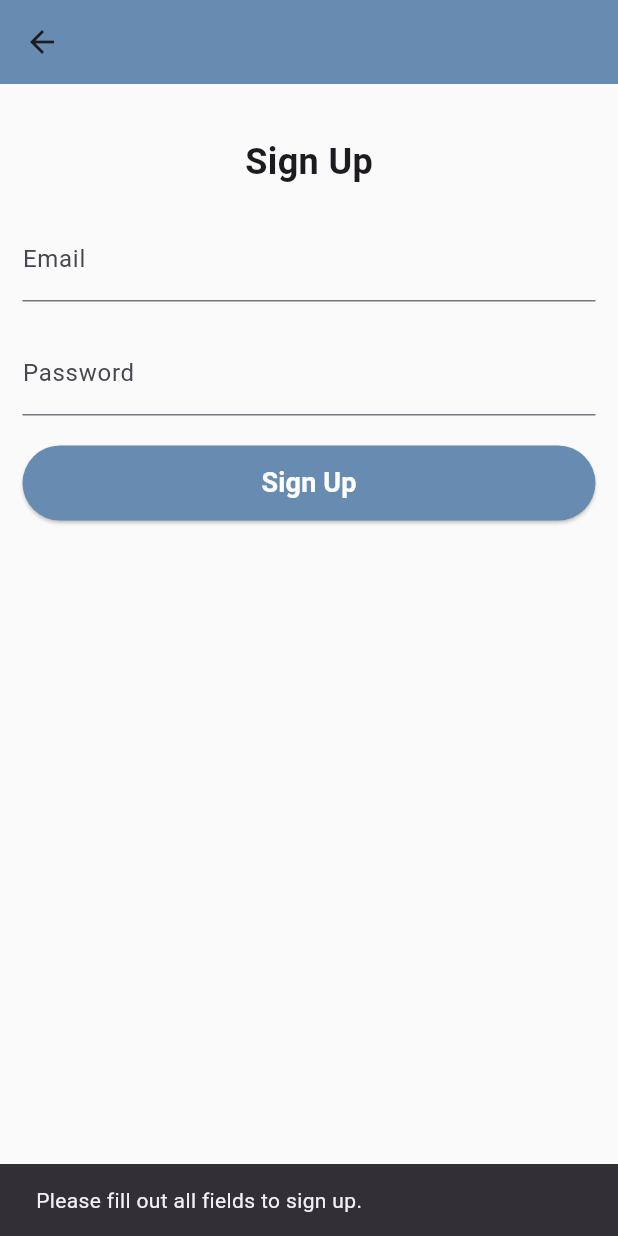
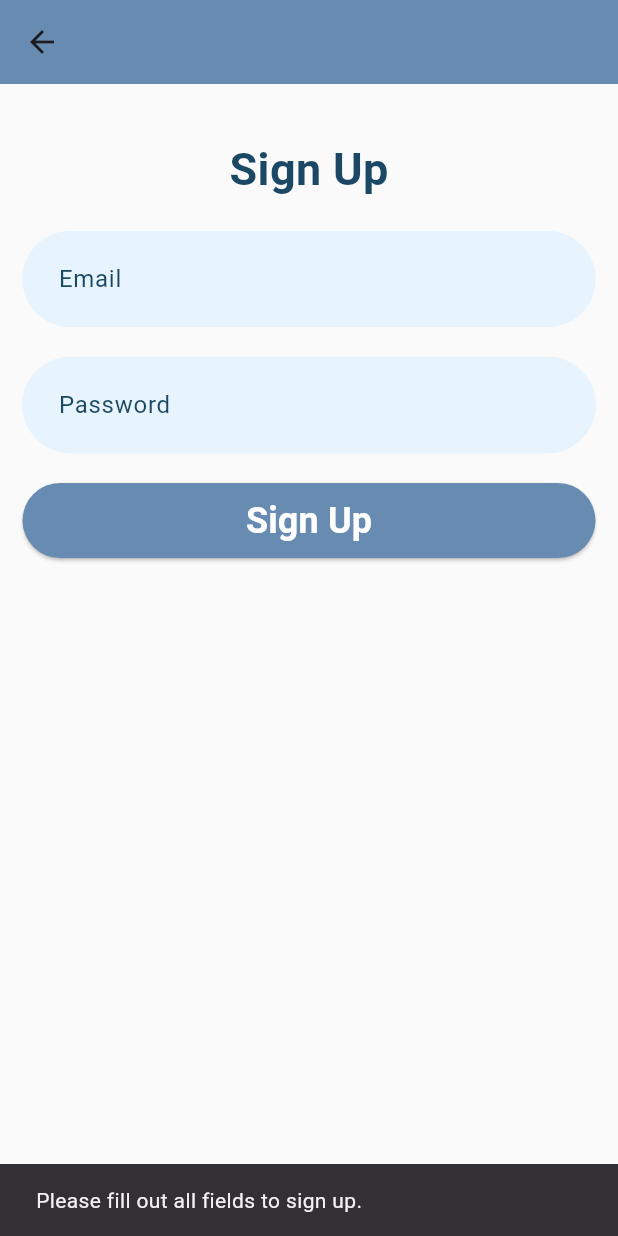
Before and after one commit to pholland7/Stock-Market-Lookup, a Flutter app: the SignUpPage screen opened directly, after a tap on "Sign Up", on a phone screen of 412 x 824 dp. Run offline on Flutter 3.47's test engine with Material 3 defaults, Android fonts, the phone set to English and light mode, and no system bars; our stand-ins replace firebase_auth, firebase_core; accounts and stored records are empty; network calls fail; Roboto replaces fonts that are missing (PT Serif).

Commit message:
Bug fix overflow & consistent UI

```diff
--- a/frontend/lib/sign_up.dart
+++ b/frontend/lib/sign_up.dart
@@ -76,19 +76,31 @@ class _SignUpPageState extends State<SignUpPage> {
   @override
   Widget build(BuildContext context) {
     return Scaffold(
-      appBar: AppBar(
-      ),
+      appBar: AppBar(),
       body: Padding(
         padding: const EdgeInsets.all(15.0),
+        child: SingleChildScrollView(
           child: Column(
             children: [
               const SizedBox(height: 20),
-            const Text('Sign Up', style: TextStyle(fontWeight: FontWeight.bold, fontSize: 24.0)),
+              const Text('Sign Up',
+                  style: TextStyle(
+                      fontWeight: FontWeight.bold, fontSize: 30.0, color: navy)),
               const SizedBox(height: 20),
               TextField(
                 controller: _userEmail,
                 decoration: const InputDecoration(
+                  contentPadding: EdgeInsets.all(20.0),
                   labelText: 'Email',
+                  labelStyle: TextStyle(color: navy),
+                  filled: true,
+                  fillColor: boxinsides,
+                  enabledBorder: OutlineInputBorder(
+                      borderRadius: BorderRadius.all(Radius.circular(40.0)),
+                      borderSide: BorderSide(color: boxinsides)),
+                  focusedBorder: OutlineInputBorder(
+                      borderRadius: BorderRadius.all(Radius.circular(40.0)),
+                      borderSide: BorderSide(color: boxinsides)),
                 ),
               ),
               const SizedBox(height: 20),
@@ -96,7 +108,17 @@ class _SignUpPageState extends State<SignUpPage> {
                 controller: _userPassword,
                 obscureText: true,
                 decoration: const InputDecoration(
+                  contentPadding: EdgeInsets.all(20.0),
                   labelText: 'Password',
+                  labelStyle: TextStyle(color: navy),
+                  filled: true,
+                  fillColor: boxinsides,
+                  enabledBorder: OutlineInputBorder(
+                      borderRadius: BorderRadius.all(Radius.circular(40.0)),
+                      borderSide: BorderSide(color: boxinsides, width: 0)),
+                  focusedBorder: OutlineInputBorder(
+                      borderRadius: BorderRadius.all(Radius.circular(40.0)),
+                      borderSide: BorderSide(color: boxinsides, width: 0)),
                 ),
               ),
               const SizedBox(height: 20),
@@ -104,48 +126,37 @@ class _SignUpPageState extends State<SignUpPage> {
                 width: MediaQuery.of(context).size.width,
                 height: 50,
                 child: ElevatedButton(
-                  style:  const ButtonStyle(
+                  style: const ButtonStyle(
                     foregroundColor: MaterialStatePropertyAll<Color>(white),
                     backgroundColor: MaterialStatePropertyAll<Color>(periwinkle),
                   ),
                   onPressed: () async {
                     if (_userEmail.text.isEmpty || _userPassword.text.isEmpty) {
-                    // Show a warning snackbar to the user
-                    final snackBar = SnackBar(
+                      const snackBar = SnackBar(
                         content: Text('Please fill out all fields to sign up.'),
                         duration: Duration(seconds: 3),
                       );
                       ScaffoldMessenger.of(context).showSnackBar(snackBar);
                     } else {
                       if (!isValidEmail(_userEmail.text)) {
-                      // Show an invalid email format snackbar
-                      // (similar for password validation)
-                      final snackBar = SnackBar(
+                        const snackBar = SnackBar(
                           content: Text('Invalid email format, please input a valid email'),
                           duration: Duration(seconds: 3),
                         );
                         ScaffoldMessenger.of(context).showSnackBar(snackBar);
                       } else {
                         try {
-                        // Use FirebaseAuth to create a user with email and password
                           final UserCredential userCredential = await FirebaseAuth.instance.createUserWithEmailAndPassword(
                             email: _userEmail.text,
                             password: _userPassword.text,
                           );
-
-                        // User registered successfully
                           print('User registered: ${userCredential.user?.uid}');
-
-                        // Navigate to the home page or any other screen after successful registration
                           Navigator.of(context).push(
                             MaterialPageRoute(builder: (context) => HomePage()),
                           );
                         } catch (e) {
-                        // Handle registration errors
                           print('Failed to register user: $e');
-
-                        // Show a snackbar or other UI feedback for the user
-                        final snackBar = SnackBar(
+                          const snackBar = SnackBar(
                             content: Text('Failed to register user. Please try again.'),
                             duration: Duration(seconds: 3),
                           );
@@ -154,12 +165,15 @@ class _SignUpPageState extends State<SignUpPage> {
                       }
                     }
                   },
-                child: const Text('Sign Up', style: TextStyle(fontWeight: FontWeight.bold, fontSize: 18.0)),
+                  child: const Text('Sign Up',
+                      style: TextStyle(
+                          fontWeight: FontWeight.bold, fontSize: 24.0)),
                 ),
               ),
             ],
           ),
         ),
+      ),
     );
   }
 }
```
Also changed, not shown: frontend/lib/home_page.dart (+15 -7 lines), frontend/lib/login_page.dart (+28 -25 lines). Lines whose indentation alone changed are shown as unchanged.
